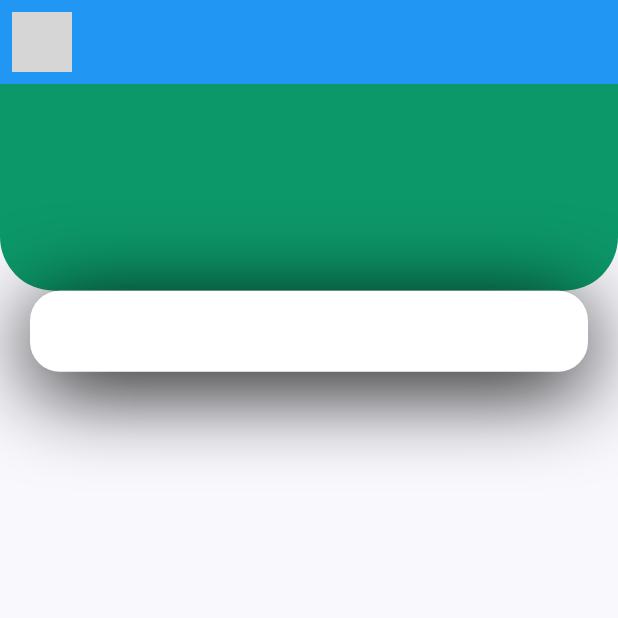
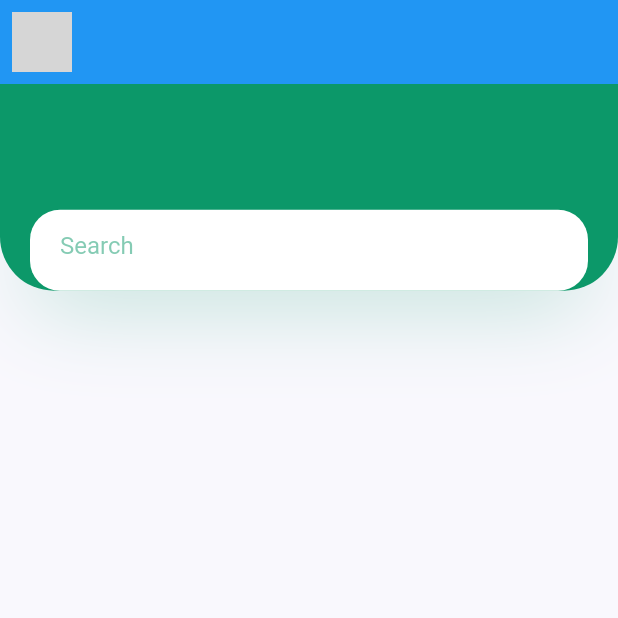
Before and after one commit to souza99/corretora_main_class, a Flutter app: the screen it shows after launch, on a phone screen of 412 x 824 dp, the top half of it. Run offline on Flutter 3.47's test engine with Material 2 defaults, Android fonts, the phone set to English and light mode, and no system bars; our stand-ins replace flutter_svg; grey boxes are pictures that could not be loaded.

Commit message:
campo de pesquisa

```diff
--- a/lib/screens/home/components/body.dart
+++ b/lib/screens/home/components/body.dart
@@ -10,6 +10,10 @@ class Body extends StatelessWidget {
       children: <Widget>[
         Container(
           height: size.height * 0.2 - 27,
+          child: Stack(
+            children: <Widget>[
+              Container(
+                height: size.height * 0.2 - 27,
                 decoration: BoxDecoration(
                   color: kPrimaryColor,
                   borderRadius: BorderRadius.only(
@@ -19,8 +23,12 @@ class Body extends StatelessWidget {
                 ),
               ),
               Positioned(
+                bottom: 0,
+                left: 0,
+                right: 0,
                 child: Container(
                   margin: EdgeInsets.symmetric(horizontal: kDefaultPadding),
+                  padding: EdgeInsets.symmetric(horizontal: kDefaultPadding),
                   height: 54,
                   decoration: BoxDecoration(
                     color: Colors.white,
@@ -29,12 +37,26 @@ class Body extends StatelessWidget {
                       BoxShadow(
                         offset: Offset(0, 10),
                         blurRadius: 50,
-                )
+                        color: kPrimaryColor.withOpacity(0.23),
+                      ),
                     ],
+                  ),
+                  child: TextField(
+                    decoration: InputDecoration(
+                      hintText: "Search",
+                      hintStyle: TextStyle(
+                        color: kPrimaryColor.withOpacity(0.5),
+                      ),
+                      enabledBorder: InputBorder.none,
+                      focusedBorder: InputBorder.none,
+                    ),
                   ),
                 ),
               ),
             ],
+          ),
+        )
+      ],
     );
   }
 }
```
Lines whose indentation alone changed are shown as unchanged.
